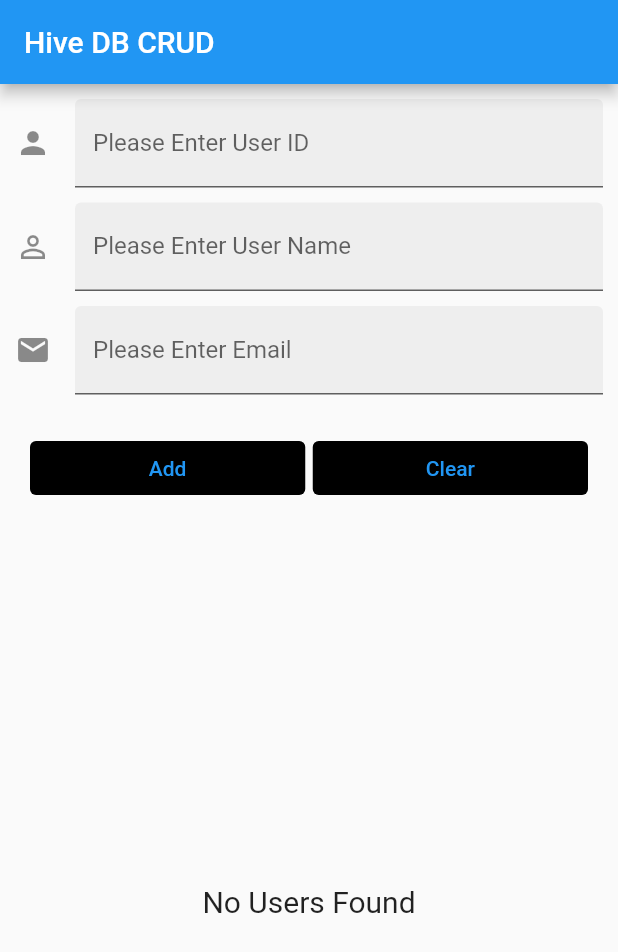
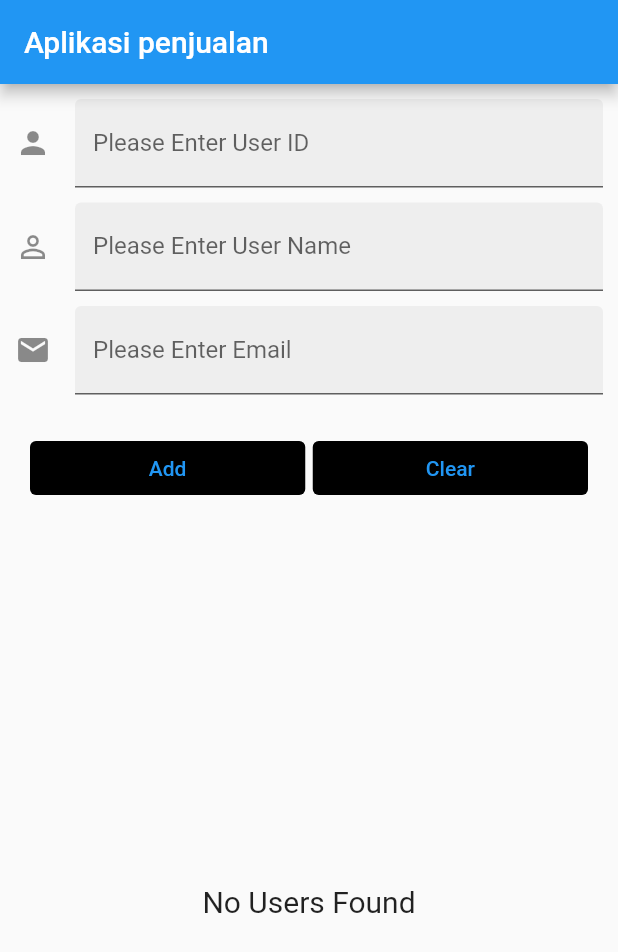
Before and after one commit to Fadliannaufal/Aplikasi, a Flutter app: the screen it shows after launch, on a phone screen of 412 x 824 dp. Shown: the top 952 px of the screen. Run offline on Flutter 3.47's test engine with Material 2 defaults, Android fonts, the phone set to English and light mode, and no system bars; our stand-ins replace hive, hive_flutter; accounts and stored records are empty.

Commit message:
merubah nama

```diff
--- a/lib/Pages/HiveDBPage.dart
+++ b/lib/Pages/HiveDBPage.dart
@@ -74,7 +74,7 @@ class _HiveDBPageState extends State<HiveDBPage> {
       key: _formKey,
       child: Scaffold(
         appBar: AppBar(
-          title: Text('Hive DB CRUD'),
+          title: Text('Aplikasi penjualan'),
         ),
         body: SingleChildScrollView(
           child: Padding(
```
